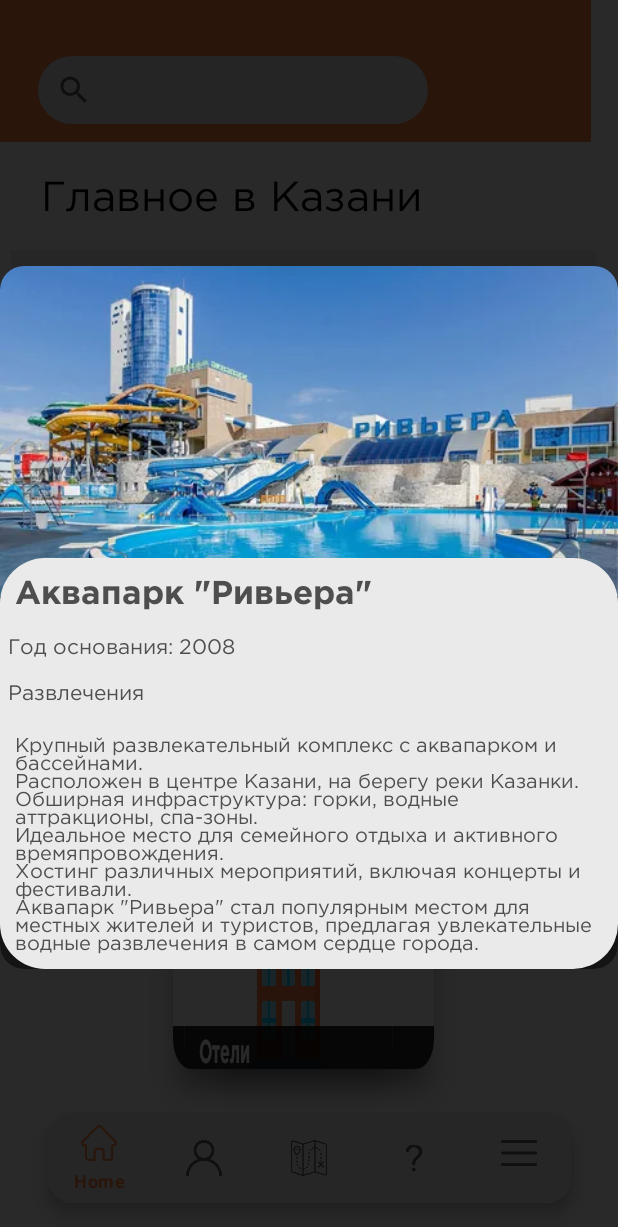
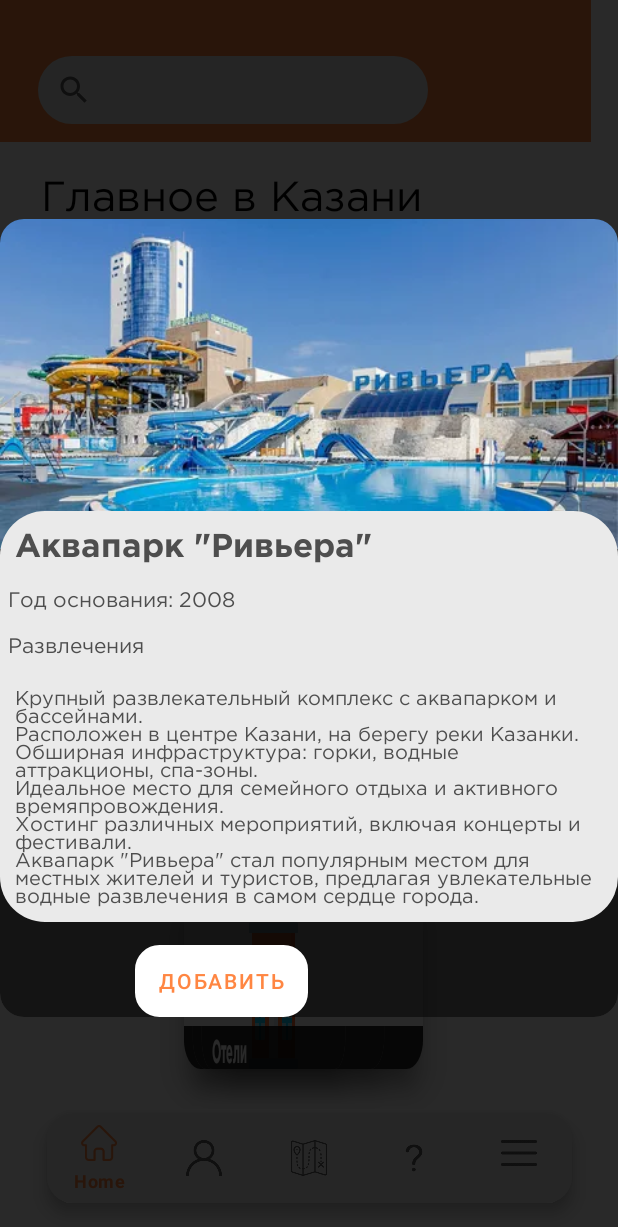
Before and after one commit to xotabeach/Diploma-project-Mobile-application-for-the-Department-of-Tourism-of-Tatarstan, an Android app built with Jetpack Compose: the HomeFragment screen opened directly, with no data from a screen before it, after a tap on "4.7", on a phone screen of 412 x 824 dp. Shown: the top 1227 px of the screen. Run offline under Robolectric (Android 15) with nearby library versions, the phone set to English and light mode, and no system bars; our stand-ins replace Picasso, navigation-ui; libraries missing offline, so code that uses them is left out: com.flaviofaria.kenburnsview; plain views replace KenBurnsView; pictures from the network do not load.

Commit message:
add button without func

```diff
--- a/app/src/main/java/com/example/mobile_tour/ui/home/ClickedLocationDialog.java
+++ b/app/src/main/java/com/example/mobile_tour/ui/home/ClickedLocationDialog.java
@@ -8,6 +8,7 @@ import android.content.Context;
 import android.content.DialogInterface;
 import android.content.res.Resources;
 import android.graphics.Color;
+import android.graphics.drawable.AnimationDrawable;
 import android.os.Build;
 import android.os.Bundle;
 import android.view.LayoutInflater;
@@ -18,6 +19,7 @@ import android.view.Window;
 import android.view.WindowInsets;
 import android.view.WindowInsetsController;
 import android.view.WindowManager;
+import android.widget.Button;
 import android.widget.ImageView;
 import android.widget.TextView;
 
@@ -117,12 +119,22 @@ public class ClickedLocationDialog{
         TextView textViewYear = dialogView.findViewById(R.id.textViewYear);
         TextView textView1 = dialogView.findViewById(R.id.textView2);
         View layoutview = dialogView.findViewById(R.id.layoutclickedId);
-
+        Button yourButton = dialogView.findViewById(R.id.button_clicked);
 
         textView.setText(travelLocation.title);
         textViewCat.setText(travelLocation.category);
         textViewYear.setText(travelLocation.year);
         textView1.setText(travelLocation.description);
+
+
+        yourButton.setOnClickListener(new View.OnClickListener() {
+            @Override
+            public void onClick(View v) {
+
+                yourButton.setBackgroundResource(R.drawable.button_clicked_dost_after); // Устанавливаем прозрачный фон
+                yourButton.setTextColor(Color.BLACK); // Задаем черный цвет для текста
+            }
+        });
 
         // Задаем изображение
         //imageView.setImageResource(travelLocation.imageUrl);
--- a/app/src/main/java/com/example/mobile_tour/ui/home/HomeFragment.java
+++ b/app/src/main/java/com/example/mobile_tour/ui/home/HomeFragment.java
@@ -184,6 +184,11 @@ public class HomeFragment extends Fragment {
         travelCategoryCafe.imageResId = R.drawable.cafe_for_app;
         travelCategories.add(travelCategoryCafe);
 
+        TravelCategory travelCategoryEntertainment = new TravelCategory();
+        travelCategoryEntertainment.title ="Развлечения";
+        travelCategoryEntertainment.imageResId = R.drawable.entertainment;
+        travelCategories.add(travelCategoryEntertainment);
+
         TravelCategory travelCategoryHotels = new TravelCategory();
         travelCategoryHotels.title ="Отели";
         travelCategoryHotels.imageResId = R.drawable.hotels_for_app;
@@ -208,7 +213,8 @@ public class HomeFragment extends Fragment {
 
                 float offsetX = -600 * position;
                 page.setTranslationX(offsetX);
-                page.setScaleX((float) ((0.8f + r * 0.2f)*0.6));
+                page.setScaleX((float) ((0.8f + r * 0.2f)*0.55));
+
             }
         });
         locationsViewPager.registerOnPageChangeCallback(new ViewPager2.OnPageChangeCallback() {
--- /dev/null
+++ b/app/src/main/res/drawable/button_clicked_dost_after.xml
@@ -0,0 +1,7 @@
+<shape xmlns:android="http://schemas.android.com/apk/res/android">
+
+    <stroke
+        android:width="2dp"
+        android:color="#FF8642"/>
+    <corners android:radius="15dp"/> <!-- Радиус закругленных углов -->
+</shape>
--- /dev/null
+++ b/app/src/main/res/drawable/button_clicked_dost_before.xml
@@ -0,0 +1,4 @@
+<shape xmlns:android="http://schemas.android.com/apk/res/android">
+    <solid android:color="#FF8642"/>
+    <corners android:radius="15dp"/> <!-- Радиус закругленных углов -->
+</shape>
--- a/app/src/main/res/layout/clicked_location_dialog.xml
+++ b/app/src/main/res/layout/clicked_location_dialog.xml
@@ -5,6 +5,7 @@
     android:layout_width="match_parent"
     android:elevation="100dp"
     android:layout_height="match_parent"
+    android:layout_gravity="center"
     >
 
     <ImageView
@@ -70,6 +71,21 @@
     </LinearLayout>
 
 
-    <!-- Другие элементы интерфейса по вашему выбору -->
+
+    <Button
+        android:id="@+id/button_clicked"
+
+        android:layout_width="wrap_content"
+        android:layout_height="wrap_content"
+        android:layout_gravity="center"
+        android:layout_marginTop="15dp"
+        android:layout_marginStart="90dp"
+        android:theme="@style/button_theme_1"
+        android:background="@drawable/button_clicked_dost_after"
+        android:text="добавить"
+        app:layout_constraintTop_toBottomOf="@+id/layoutclickedId"
+        app:layout_constraintStart_toStartOf="parent"
+        tools:layout_editor_absoluteX="157dp" />
+
 
 </androidx.constraintlayout.widget.ConstraintLayout>
--- /dev/null
+++ b/app/src/main/res/values/button_theme.xml
@@ -0,0 +1,8 @@
+<resources>
+    <style name="button_theme_1"
+    parent="Theme.MaterialComponents.DayNight.DarkActionBar">
+        <item name="colorPrimary">@color/white</item>
+        <item name="colorPrimaryVariant">@color/orange_1</item>
+        <item name="colorOnPrimary">@color/orange_1</item>
+    </style>
+</resources>
--- a/app/src/main/res/values/colors.xml
+++ b/app/src/main/res/values/colors.xml
@@ -12,5 +12,6 @@
     <color name="light_blue_600">#FF039BE5</color>
     <color name="light_blue_900">#FF01579B</color>
     <color name="gray">#575757</color>
+    <color name="white">#FFFF</color>
 
 </resources>
--- a/app/src/main/res/values/styles.xml
+++ b/app/src/main/res/values/styles.xml
@@ -12,6 +12,11 @@
         <item name="android:backgroundDimAmount">0.6</item> <!-- Устанавливаем прозрачность затемнения (от 0.0 до 1.0) -->
     </style>
 
+    <style name="On_Clicked_Item_Button">
+        <item name="android:background">@drawable/button_clicked_dost_before</item>
+    </style>
+
+
     <style name="Widget.Mobile_tour.AppWidget.InnerView" parent="android:Widget">
         <item name="android:background">?android:attr/colorBackground</item>
         <item name="android:textColor">?android:attr/textColorPrimary</item>
```
Also changed, not shown: app/src/main/res/drawable/teeeeeest.xml (added, +7 -0 lines), app/src/main/res/drawable/entertainment.png (added).
